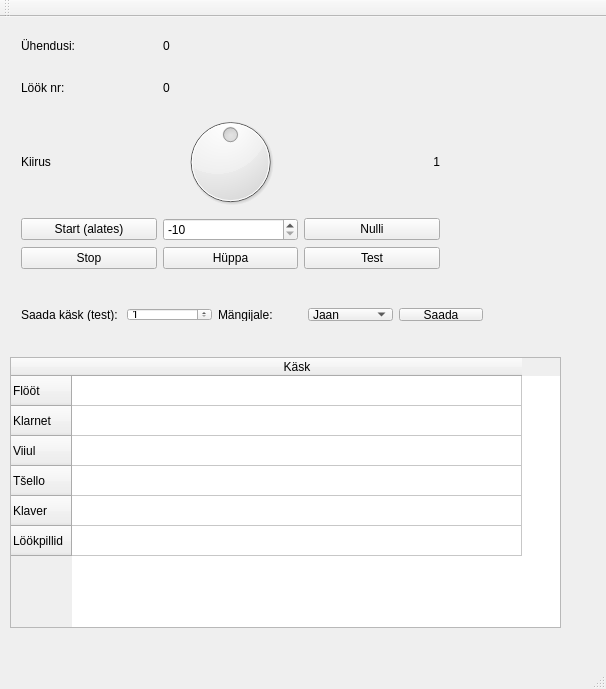
Qt form server/mainwindow.ui (tarmoj/mysterium) before a commit.
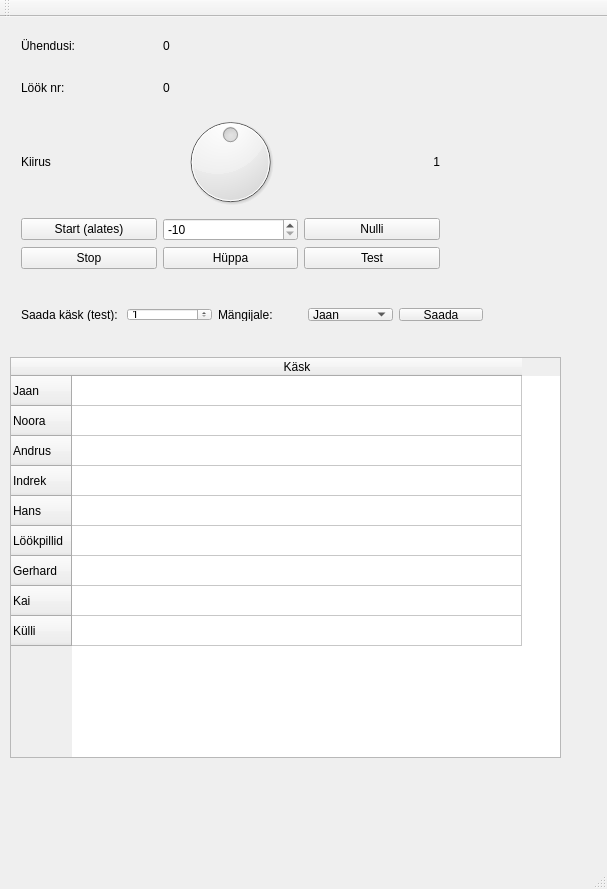
The same form after that commit.

```diff
--- a/server/mainwindow.ui
+++ b/server/mainwindow.ui
@@ -6,8 +6,8 @@
    <rect>
     <x>0</x>
     <y>0</y>
-    <width>606</width>
-    <height>689</height>
+    <width>607</width>
+    <height>889</height>
    </rect>
   </property>
   <property name="windowTitle">
@@ -138,7 +138,7 @@
       <x>10</x>
       <y>340</y>
       <width>551</width>
-      <height>271</height>
+      <height>401</height>
      </rect>
     </property>
     <attribute name="horizontalHeaderDefaultSectionSize">
@@ -146,27 +146,27 @@
     </attribute>
     <row>
      <property name="text">
-      <string>Flööt</string>
+      <string>Jaan</string>
      </property>
     </row>
     <row>
      <property name="text">
-      <string>Klarnet</string>
+      <string>Noora</string>
      </property>
     </row>
     <row>
      <property name="text">
-      <string>Viiul</string>
+      <string>Andrus</string>
      </property>
     </row>
     <row>
      <property name="text">
-      <string>Tšello</string>
+      <string>Indrek</string>
      </property>
     </row>
     <row>
      <property name="text">
-      <string>Klaver</string>
+      <string>Hans</string>
      </property>
     </row>
     <row>
@@ -174,6 +174,21 @@
       <string>Löökpillid</string>
      </property>
     </row>
+    <row>
+     <property name="text">
+      <string>Gerhard</string>
+     </property>
+    </row>
+    <row>
+     <property name="text">
+      <string>Kai</string>
+     </property>
+    </row>
+    <row>
+     <property name="text">
+      <string>Külli</string>
+     </property>
+    </row>
     <column>
      <property name="text">
       <string>Käsk</string>
```
Left out of the diff: 4 changed lines with no effect on the pictures.
